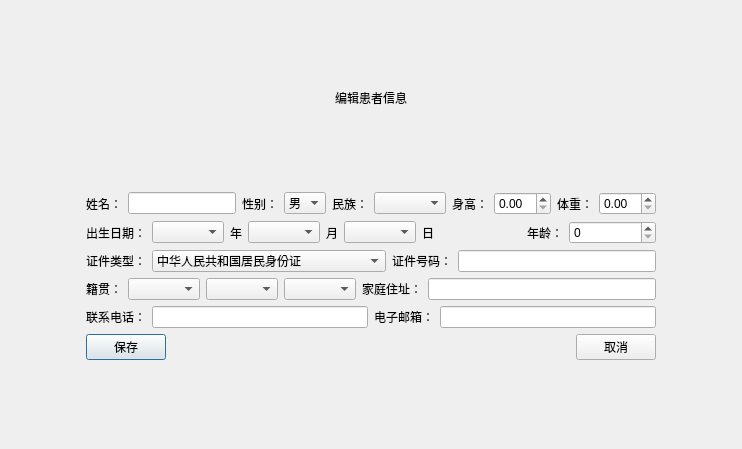
This is patienteditview.ui in DgutGWK/QtCourse as Qt 5 draws it before an edit. The edited form follows.
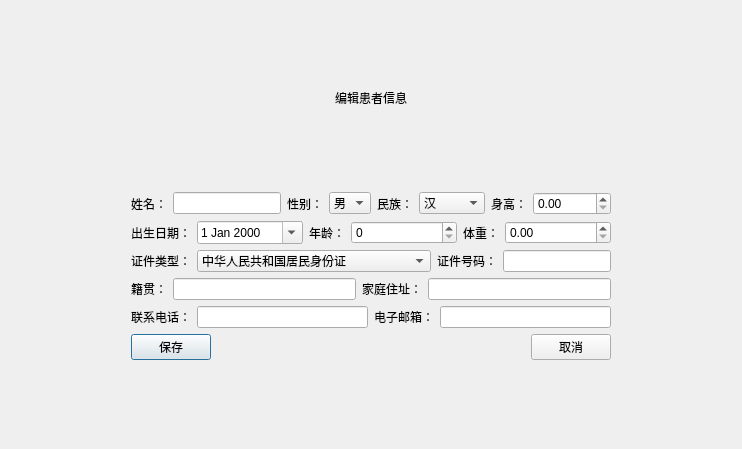
This is the edited form.

What changed in the file:
```diff
--- a/patienteditview.ui
+++ b/patienteditview.ui
@@ -78,16 +78,35 @@
       <layout class="QHBoxLayout" name="horizontalLayout">
        <item>
         <widget class="QLabel" name="label">
+         <property name="sizePolicy">
+          <sizepolicy hsizetype="Fixed" vsizetype="Preferred">
+           <horstretch>0</horstretch>
+           <verstretch>0</verstretch>
+          </sizepolicy>
+         </property>
          <property name="text">
           <string>姓名：</string>
          </property>
         </widget>
        </item>
        <item>
-        <widget class="QLineEdit" name="PatientName"/>
+        <widget class="QLineEdit" name="PatientName">
+         <property name="sizePolicy">
+          <sizepolicy hsizetype="Minimum" vsizetype="Fixed">
+           <horstretch>0</horstretch>
+           <verstretch>0</verstretch>
+          </sizepolicy>
+         </property>
+        </widget>
        </item>
        <item>
         <widget class="QLabel" name="label_2">
+         <property name="sizePolicy">
+          <sizepolicy hsizetype="Fixed" vsizetype="Preferred">
+           <horstretch>0</horstretch>
+           <verstretch>0</verstretch>
+          </sizepolicy>
+         </property>
          <property name="text">
           <string>性别：</string>
          </property>
@@ -109,13 +128,76 @@
        </item>
        <item>
         <widget class="QLabel" name="label_25">
+         <property name="sizePolicy">
+          <sizepolicy hsizetype="Fixed" vsizetype="Preferred">
+           <horstretch>0</horstretch>
+           <verstretch>0</verstretch>
+          </sizepolicy>
+         </property>
          <property name="text">
           <string>民族：</string>
          </property>
         </widget>
        </item>
        <item>
-        <widget class="QComboBox" name="Ration"/>
+        <widget class="QComboBox" name="Ration">
+         <property name="sizePolicy">
+          <sizepolicy hsizetype="Minimum" vsizetype="Fixed">
+           <horstretch>0</horstretch>
+           <verstretch>0</verstretch>
+          </sizepolicy>
+         </property>
+         <item>
+          <property name="text">
+           <string>汉</string>
+          </property>
+         </item>
+         <item>
+          <property name="text">
+           <string>壮</string>
+          </property>
+         </item>
+         <item>
+          <property name="text">
+           <string>维吾尔</string>
+          </property>
+         </item>
+         <item>
+          <property name="text">
+           <string>回</string>
+          </property>
+         </item>
+         <item>
+          <property name="text">
+           <string>苗</string>
+          </property>
+         </item>
+         <item>
+          <property name="text">
+           <string>满</string>
+          </property>
+         </item>
+         <item>
+          <property name="text">
+           <string>彝</string>
+          </property>
+         </item>
+         <item>
+          <property name="text">
+           <string>土家</string>
+          </property>
+         </item>
+         <item>
+          <property name="text">
+           <string>藏</string>
+          </property>
+         </item>
+         <item>
+          <property name="text">
+           <string>蒙古</string>
+          </property>
+         </item>
+        </widget>
        </item>
        <item>
         <widget class="QLabel" name="label_4">
@@ -131,24 +213,15 @@
         </widget>
        </item>
        <item>
-        <widget class="QDoubleSpinBox" name="Height"/>
-       </item>
-       <item>
-        <widget class="QLabel" name="label_5">
+        <widget class="QDoubleSpinBox" name="Height">
          <property name="sizePolicy">
-          <sizepolicy hsizetype="Fixed" vsizetype="Preferred">
+          <sizepolicy hsizetype="Expanding" vsizetype="Fixed">
            <horstretch>0</horstretch>
            <verstretch>0</verstretch>
           </sizepolicy>
          </property>
-         <property name="text">
-          <string>体重：</string>
-         </property>
         </widget>
        </item>
-       <item>
-        <widget class="QDoubleSpinBox" name="Weight"/>
-       </item>
       </layout>
      </item>
      <item>
@@ -167,87 +240,18 @@
         </widget>
        </item>
        <item>
-        <widget class="QComboBox" name="comboBox_2">
+        <widget class="QDateEdit" name="Born">
          <property name="sizePolicy">
-          <sizepolicy hsizetype="Fixed" vsizetype="Fixed">
+          <sizepolicy hsizetype="Preferred" vsizetype="Fixed">
            <horstretch>0</horstretch>
            <verstretch>0</verstretch>
           </sizepolicy>
          </property>
-        </widget>
-       </item>
-       <item>
-        <widget class="QLabel" name="label_7">
-         <property name="sizePolicy">
-          <sizepolicy hsizetype="Fixed" vsizetype="Preferred">
-           <horstretch>0</horstretch>
-           <verstretch>0</verstretch>
-          </sizepolicy>
+         <property name="calendarPopup">
+          <bool>true</bool>
          </property>
-         <property name="text">
-          <string>年</string>
-         </property>
         </widget>
        </item>
-       <item>
-        <widget class="QComboBox" name="comboBox_3">
-         <property name="sizePolicy">
-          <sizepolicy hsizetype="Fixed" vsizetype="Fixed">
-           <horstretch>0</horstretch>
-           <verstretch>0</verstretch>
-          </sizepolicy>
-         </property>
-        </widget>
-       </item>
-       <item>
-        <widget class="QLabel" name="label_8">
-         <property name="sizePolicy">
-          <sizepolicy hsizetype="Fixed" vsizetype="Preferred">
-           <horstretch>0</horstretch>
-           <verstretch>0</verstretch>
-          </sizepolicy>
-         </property>
-         <property name="text">
-          <string>月</string>
-         </property>
-        </widget>
-       </item>
-       <item>
-        <widget class="QComboBox" name="comboBox_4">
-         <property name="sizePolicy">
-          <sizepolicy hsizetype="Fixed" vsizetype="Fixed">
-           <horstretch>0</horstretch>
-           <verstretch>0</verstretch>
-          </sizepolicy>
-         </property>
-        </widget>
-       </item>
-       <item>
-        <widget class="QLabel" name="label_9">
-         <property name="sizePolicy">
-          <sizepolicy hsizetype="Fixed" vsizetype="Preferred">
-           <horstretch>0</horstretch>
-           <verstretch>0</verstretch>
-          </sizepolicy>
-         </property>
-         <property name="text">
-          <string>日</string>
-         </property>
-        </widget>
-       </item>
-       <item>
-        <spacer name="horizontalSpacer">
-         <property name="orientation">
-          <enum>Qt::Orientation::Horizontal</enum>
-         </property>
-         <property name="sizeHint" stdset="0">
-          <size>
-           <width>40</width>
-           <height>20</height>
-          </size>
-         </property>
-        </spacer>
-       </item>
        <item>
         <widget class="QLabel" name="label_3">
          <property name="sizePolicy">
@@ -264,19 +268,41 @@
        <item>
         <widget class="QSpinBox" name="Age">
          <property name="sizePolicy">
-          <sizepolicy hsizetype="Expanding" vsizetype="Fixed">
+          <sizepolicy hsizetype="Preferred" vsizetype="Fixed">
            <horstretch>0</horstretch>
            <verstretch>0</verstretch>
           </sizepolicy>
          </property>
         </widget>
        </item>
+       <item>
+        <widget class="QLabel" name="label_5">
+         <property name="sizePolicy">
+          <sizepolicy hsizetype="Fixed" vsizetype="Preferred">
+           <horstretch>0</horstretch>
+           <verstretch>0</verstretch>
+          </sizepolicy>
+         </property>
+         <property name="text">
+          <string>体重：</string>
+         </property>
+        </widget>
+       </item>
+       <item>
+        <widget class="QDoubleSpinBox" name="Weight"/>
+       </item>
       </layout>
      </item>
      <item>
       <layout class="QHBoxLayout" name="horizontalLayout_3">
        <item>
         <widget class="QLabel" name="label_14">
+         <property name="sizePolicy">
+          <sizepolicy hsizetype="Fixed" vsizetype="Preferred">
+           <horstretch>0</horstretch>
+           <verstretch>0</verstretch>
+          </sizepolicy>
+         </property>
          <property name="text">
           <string>证件类型：</string>
          </property>
@@ -284,6 +310,12 @@
        </item>
        <item>
         <widget class="QComboBox" name="CertificateType">
+         <property name="sizePolicy">
+          <sizepolicy hsizetype="Fixed" vsizetype="Fixed">
+           <horstretch>0</horstretch>
+           <verstretch>0</verstretch>
+          </sizepolicy>
+         </property>
          <item>
           <property name="text">
            <string>中华人民共和国居民身份证</string>
@@ -333,6 +365,12 @@
        </item>
        <item>
         <widget class="QLabel" name="label_15">
+         <property name="sizePolicy">
+          <sizepolicy hsizetype="Fixed" vsizetype="Preferred">
+           <horstretch>0</horstretch>
+           <verstretch>0</verstretch>
+          </sizepolicy>
+         </property>
          <property name="text">
           <string>证件号码：</string>
          </property>
@@ -353,13 +391,7 @@
         </widget>
        </item>
        <item>
-        <widget class="QComboBox" name="comboBox_8"/>
-       </item>
-       <item>
-        <widget class="QComboBox" name="comboBox_9"/>
-       </item>
-       <item>
-        <widget class="QComboBox" name="comboBox_10"/>
+        <widget class="QLineEdit" name="NativePlace"/>
        </item>
        <item>
         <widget class="QLabel" name="label_11">
```
